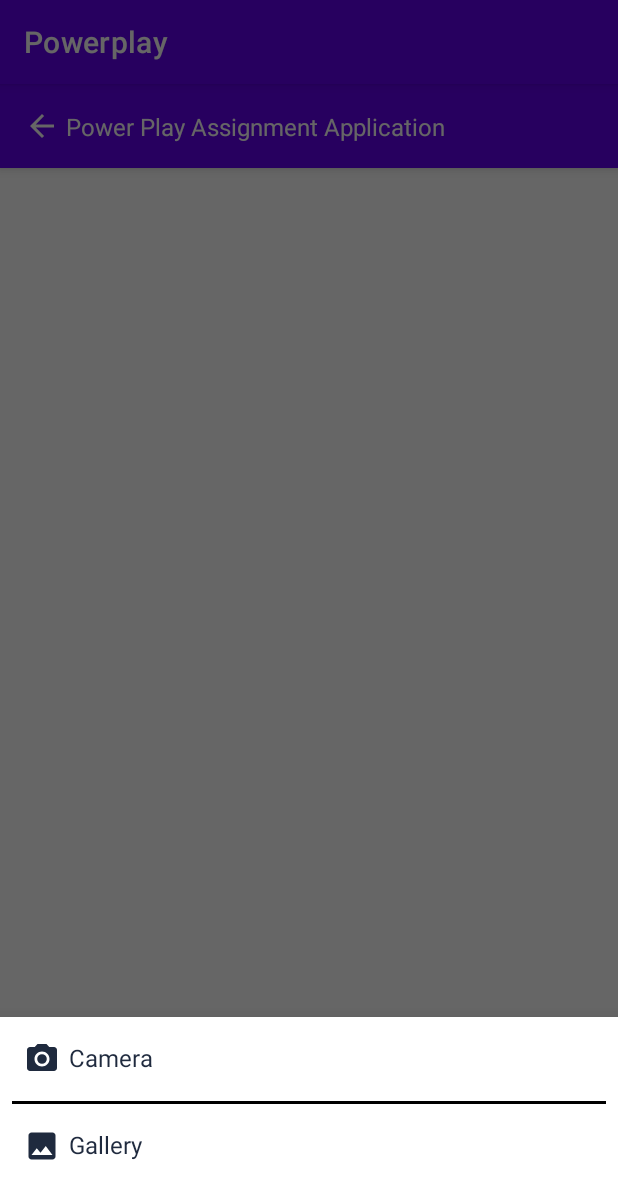
After one commit to rohangz/Powerplay, an Android app: the fragment AddDrawingBottomSheet placed in its activity, on a phone screen of 412 x 824 dp. The commit adds this screen. Shown: the top 1199 px of the screen. Run offline under Robolectric (Android 15) with nearby library versions, the phone set to English and light mode, and no system bars; our stand-ins replace Picasso, data binding; pictures from the network do not load.

Commit message:
Implemented Camera and gallery for capturing images

```diff
--- /dev/null
+++ b/app/src/main/java/com/rinfinity/powerplay/repo/DrawingRepo.kt
@@ -0,0 +1,5 @@
+package com.rinfinity.powerplay.repo
+
+class DrawingRepo: IMainActivityRepo {
+
+}
--- /dev/null
+++ b/app/src/main/java/com/rinfinity/powerplay/repo/IMainActivityRepo.kt
@@ -0,0 +1,4 @@
+package com.rinfinity.powerplay.repo
+
+interface IMainActivityRepo {
+}
--- a/app/src/main/java/com/rinfinity/powerplay/utils/AppConstants.kt
+++ b/app/src/main/java/com/rinfinity/powerplay/utils/AppConstants.kt
@@ -1,3 +1,9 @@
 package com.rinfinity.powerplay.utils
 
 const val CONST_APP_BASE_URL = "https://www.powerplay.com"
+
+class Extensions {
+    companion object {
+        const val PNG = ".png"
+    }
+}
--- /dev/null
+++ b/app/src/main/java/com/rinfinity/powerplay/view/AddDrawingBottomSheet.kt
@@ -0,0 +1,43 @@
+package com.rinfinity.powerplay.view
+
+import android.os.Bundle
+import android.view.LayoutInflater
+import android.view.View
+import android.view.ViewGroup
+import com.google.android.material.bottomsheet.BottomSheetDialogFragment
+import com.rinfinity.powerplay.databinding.AppBottomsheetAddDrawingBinding
+
+class AddDrawingBottomSheet : BottomSheetDialogFragment() {
+
+    private lateinit var mBinding: AppBottomsheetAddDrawingBinding
+    override fun onCreateView(
+        inflater: LayoutInflater,
+        container: ViewGroup?,
+        savedInstanceState: Bundle?
+    ): View? {
+        mBinding = AppBottomsheetAddDrawingBinding.inflate(inflater, container, false)
+        return mBinding.root
+    }
+
+
+    override fun onViewCreated(view: View, savedInstanceState: Bundle?) {
+        super.onViewCreated(view, savedInstanceState)
+        val activity = requireActivity()
+        if (activity is IAddDrawingBottomSheetClickListener) {
+            mBinding.appCamera.setOnClickListener {
+                activity.onCameraClick()
+                dismiss()
+            }
+            mBinding.appGallery.setOnClickListener {
+                activity.onGalleryClick()
+                dismiss()
+            }
+        }
+    }
+
+    interface IAddDrawingBottomSheetClickListener {
+
+        fun onCameraClick()
+        fun onGalleryClick()
+    }
+}
--- a/app/src/main/java/com/rinfinity/powerplay/view/MainActivity.kt
+++ b/app/src/main/java/com/rinfinity/powerplay/view/MainActivity.kt
@@ -1,12 +1,145 @@
 package com.rinfinity.powerplay.view
 
+import android.annotation.SuppressLint
+import android.app.Activity
+import android.content.Intent
+import android.content.pm.PackageManager
+import android.net.Uri
+import android.os.Bundle
+import android.provider.MediaStore
+import androidx.appcompat.app.AlertDialog
 import androidx.appcompat.app.AppCompatActivity
-import android.os.Bundle
+import androidx.core.app.ActivityCompat
+import androidx.core.content.FileProvider
+import androidx.databinding.DataBindingUtil
+import androidx.lifecycle.Observer
+import androidx.lifecycle.ViewModelProvider
 import com.rinfinity.powerplay.R
+import com.rinfinity.powerplay.databinding.ActivityMainBinding
+import com.rinfinity.powerplay.repo.DrawingRepo
+import com.rinfinity.powerplay.utils.*
+import com.rinfinity.powerplay.viewmodel.MainActivityViewModel
+import com.squareup.picasso.Picasso
 
-class MainActivity : AppCompatActivity() {
+
+private const val CONST_RQST_CAMERA_PERMISSIONS = 0
+private const val CONST_CAMERA_PICK_IMAGE = 1
+private const val CONST_GALLERY_PICK_IMAGE = 2
+
+class MainActivity : AppCompatActivity(),
+    AddDrawingBottomSheet.IAddDrawingBottomSheetClickListener {
+    private val mAddDrawingBottomSheetTag = "AddDrawingBottomSheet"
+    private lateinit var mViewModel: MainActivityViewModel
+    private lateinit var mBinding: ActivityMainBinding
+    private var mSelectedImageURI: Uri? = null
+
+
+    override fun onActivityResult(requestCode: Int, resultCode: Int, data: Intent?) {
+        super.onActivityResult(requestCode, resultCode, data)
+        when (requestCode) {
+            CONST_CAMERA_PICK_IMAGE -> onCameraResult(resultCode, data)
+            CONST_GALLERY_PICK_IMAGE -> onGalleryResult(resultCode, data)
+        }
+    }
+
+    private fun onCameraResult(resultCode: Int, data: Intent?) {
+        if (resultCode == Activity.RESULT_OK && mSelectedImageURI!=null) {
+            Picasso.get().load(mSelectedImageURI!!).fit().into(mBinding.appTestImage)
+        }
+    }
+
+    private fun onGalleryResult(resultCode: Int, data: Intent?) {
+        if (resultCode == Activity.RESULT_OK && data != null && data.data!=null) {
+            Picasso.get().load(data.data!!).fit().into(mBinding.appTestImage)
+        }
+    }
+
+
+    override fun onRequestPermissionsResult(
+        requestCode: Int,
+        permissions: Array<out String>,
+        grantResults: IntArray
+    ) {
+        super.onRequestPermissionsResult(requestCode, permissions, grantResults)
+        when (requestCode) {
+            CONST_RQST_CAMERA_PERMISSIONS -> onRequestCameraPermissions(permissions, grantResults)
+        }
+    }
+
+    private fun onRequestCameraPermissions(
+        permissions: Array<out String>,
+        grantResults: IntArray
+    ) {
+        for (i in grantResults) {
+            if (i != PackageManager.PERMISSION_GRANTED) {
+                AlertDialog.Builder(this)
+                    .setTitle(getString(R.string.app_all_permissions_are_necessary))
+                    .setMessage(getString(R.string.app_one_or_more_permissions_denied))
+                    .setPositiveButton("OK") { _, _ ->
+                        moveToAppSettings(this)
+                    }
+                    .create()
+                    .show()
+                return
+            }
+        }
+        onCameraClick()
+    }
+
     override fun onCreate(savedInstanceState: Bundle?) {
         super.onCreate(savedInstanceState)
-        setContentView(R.layout.activity_main)
+        mBinding = DataBindingUtil.setContentView(this, R.layout.activity_main)
+        mViewModel = ViewModelProvider(
+            this,
+            MainActivityViewModel.MainActivityViewModelFactory(application, DrawingRepo())
+        ).get(MainActivityViewModel::class.java)
+        setOnClickListeners()
+        initObservers()
+    }
+
+
+    @SuppressLint("SimpleDateFormat")
+    private fun setOnClickListeners() {
+        mBinding.appFab.setOnClickListener {
+            AddDrawingBottomSheet().show(supportFragmentManager, mAddDrawingBottomSheetTag)
+        }
+    }
+
+    private fun initObservers() {
+        mViewModel.drawingModelList.observe(this, Observer {
+
+        })
+    }
+
+    override fun onCameraClick() {
+        if (isCameraPermissionAllowed(this)) {
+            startCamera()
+        } else {
+            ActivityCompat.requestPermissions(
+                this,
+                CAMERA_PERMISSION_ARRAY,
+                CONST_RQST_CAMERA_PERMISSIONS
+            )
+        }
+    }
+
+    private fun startCamera() {
+        val intent = Intent(MediaStore.ACTION_IMAGE_CAPTURE)
+        val photoFile = createUniqueFile(this, Extensions.PNG)
+        photoFile?.let {
+            mSelectedImageURI =
+                FileProvider.getUriForFile(this, "com.rinfinity.powerplay.provider", photoFile)
+            intent.addFlags(Intent.FLAG_GRANT_READ_URI_PERMISSION)
+            intent.addFlags(Intent.FLAG_GRANT_WRITE_URI_PERMISSION)
+            intent.putExtra(MediaStore.EXTRA_OUTPUT, mSelectedImageURI)
+            startActivityForResult(intent, CONST_CAMERA_PICK_IMAGE)
+        }
+
+    }
+
+    override fun onGalleryClick() {
+        val contentSelectionIntent = Intent(Intent.ACTION_GET_CONTENT)
+        contentSelectionIntent.type = "image/*"
+        startActivityForResult(contentSelectionIntent, CONST_GALLERY_PICK_IMAGE)
     }
 }
--- /dev/null
+++ b/app/src/main/java/com/rinfinity/powerplay/viewmodel/MainActivityViewModel.kt
@@ -0,0 +1,37 @@
+package com.rinfinity.powerplay.viewmodel
+
+import android.app.Application
+import androidx.lifecycle.*
+import com.rinfinity.powerplay.model.DrawingListItemModel
+import com.rinfinity.powerplay.repo.IMainActivityRepo
+import java.lang.Exception
+
+class MainActivityViewModel(app: Application, repo: IMainActivityRepo) : AndroidViewModel(app) {
+
+    private val mDrawingModelList = MutableLiveData<List<DrawingListItemModel>>()
+    val drawingModelList: LiveData<List<DrawingListItemModel>>
+        get() = mDrawingModelList
+
+
+
+    class MainActivityViewModelFactory(
+        private val app: Application,
+        private val repo: IMainActivityRepo
+    ) :
+        ViewModelProvider.AndroidViewModelFactory(app) {
+
+
+        override fun <T : ViewModel?> create(modelClass: Class<T>): T {
+            if (AndroidViewModel::class.java.isAssignableFrom(modelClass)) {
+                return when (modelClass) {
+                     MainActivityViewModel::class.java -> MainActivityViewModel(
+                        app,
+                        repo
+                    ) as T
+                    else -> throw Exception("Unable to Instantiate View model ${modelClass.simpleName}")
+                }
+            }
+            return super.create(modelClass)
+        }
+    }
+}
--- /dev/null
+++ b/app/src/main/res/drawable/app_ic_camera.xml
@@ -0,0 +1,6 @@
+<vector android:height="24dp" android:tint="#1F2A3E"
+    android:viewportHeight="24" android:viewportWidth="24"
+    android:width="24dp" xmlns:android="http://schemas.android.com/apk/res/android">
+    <path android:fillColor="@android:color/white" android:pathData="M12,12m-3.2,0a3.2,3.2 0,1 1,6.4 0a3.2,3.2 0,1 1,-6.4 0"/>
+    <path android:fillColor="@android:color/white" android:pathData="M9,2L7.17,4L4,4c-1.1,0 -2,0.9 -2,2v12c0,1.1 0.9,2 2,2h16c1.1,0 2,-0.9 2,-2L22,6c0,-1.1 -0.9,-2 -2,-2h-3.17L15,2L9,2zM12,17c-2.76,0 -5,-2.24 -5,-5s2.24,-5 5,-5 5,2.24 5,5 -2.24,5 -5,5z"/>
+</vector>
--- /dev/null
+++ b/app/src/main/res/drawable/app_ic_gallery.xml
@@ -0,0 +1,5 @@
+<vector android:height="24dp" android:tint="#1F2A3E"
+    android:viewportHeight="24" android:viewportWidth="24"
+    android:width="24dp" xmlns:android="http://schemas.android.com/apk/res/android">
+    <path android:fillColor="@android:color/white" android:pathData="M21,19V5c0,-1.1 -0.9,-2 -2,-2H5c-1.1,0 -2,0.9 -2,2v14c0,1.1 0.9,2 2,2h14c1.1,0 2,-0.9 2,-2zM8.5,13.5l2.5,3.01L14.5,12l4.5,6H5l3.5,-4.5z"/>
+</vector>
--- /dev/null
+++ b/app/src/main/res/drawable/app_top_rounded_corners_white.xml
@@ -0,0 +1,7 @@
+<?xml version="1.0" encoding="utf-8"?>
+<shape xmlns:android="http://schemas.android.com/apk/res/android">
+    <solid android:color="@color/white" />
+    <corners
+        android:topLeftRadius="24dp"
+        android:topRightRadius="24dp" />
+</shape>
--- a/app/src/main/res/layout/activity_main.xml
+++ b/app/src/main/res/layout/activity_main.xml
@@ -3,9 +3,12 @@
     xmlns:tools="http://schemas.android.com/tools"
     xmlns:app="http://schemas.android.com/apk/res-auto">
 
+
     <androidx.coordinatorlayout.widget.CoordinatorLayout
         android:layout_width="match_parent"
-        android:layout_height="match_parent">
+        android:layout_height="match_parent"
+        android:orientation="vertical"
+        >
 
 
         <com.google.android.material.appbar.AppBarLayout
@@ -14,12 +17,16 @@
             android:layout_height="wrap_content">
 
 
+
+
             <androidx.constraintlayout.widget.ConstraintLayout
                 android:id="@+id/app_sub_toolbar"
                 android:layout_width="match_parent"
                 android:layout_height="wrap_content"
                 app:layout_scrollFlags="scroll|enterAlways|snap"
                 >
+
+
                 <ImageView
                     android:id="@+id/app_back"
                     android:layout_width="wrap_content"
@@ -58,6 +65,7 @@
         </com.google.android.material.appbar.AppBarLayout>
 
         <com.google.android.material.floatingactionbutton.ExtendedFloatingActionButton
+            android:id="@+id/app_fab"
             android:layout_width="wrap_content"
             android:layout_height="wrap_content"
             android:layout_gravity="bottom|end"
@@ -66,6 +74,27 @@
             app:icon="@drawable/app_ic_add"
             app:iconTint="@color/white" />
 
+        <ImageView
+            android:id="@+id/app_test_image"
+            android:layout_width="match_parent"
+            android:layout_height="match_parent"
+            app:layout_behavior="@string/appbar_scrolling_view_behavior"
+            />
+
+
+        <androidx.recyclerview.widget.RecyclerView
+            android:id="@+id/app_list"
+            android:layout_width="match_parent"
+            android:layout_height="match_parent"
+            android:visibility="gone"
+            app:layout_behavior="@string/appbar_scrolling_view_behavior"
+            />
+
+
+
+
+
+
 
     </androidx.coordinatorlayout.widget.CoordinatorLayout>
 </layout>
--- /dev/null
+++ b/app/src/main/res/layout/app_bottomsheet_add_drawing.xml
@@ -0,0 +1,67 @@
+<?xml version="1.0" encoding="utf-8"?>
+<layout>
+
+    <androidx.constraintlayout.widget.ConstraintLayout xmlns:android="http://schemas.android.com/apk/res/android"
+        xmlns:app="http://schemas.android.com/apk/res-auto"
+        android:layout_width="match_parent"
+        android:layout_height="wrap_content"
+        android:background="@drawable/app_top_rounded_corners_white"
+        android:paddingBottom="32dp"
+        android:orientation="vertical">
+
+
+        <TextView
+            android:id="@+id/app_camera"
+            android:layout_width="match_parent"
+            android:layout_height="wrap_content"
+            android:layout_marginStart="16dp"
+            android:layout_marginTop="16dp"
+            android:layout_marginEnd="16dp"
+            android:drawablePadding="6dp"
+            android:textColor="#1F2A3E"
+            android:text="@string/app_camera"
+            android:textSize="16sp"
+            android:background="?attr/selectableItemBackgroundBorderless"
+            android:clickable="true"
+            app:drawableStartCompat="@drawable/app_ic_camera"
+            app:layout_constraintEnd_toEndOf="parent"
+            app:layout_constraintStart_toStartOf="parent"
+            app:layout_constraintTop_toTopOf="parent" />
+
+
+        <View
+            android:id="@+id/app_divider"
+            android:layout_width="match_parent"
+            android:layout_height="2dp"
+            android:layout_marginStart="8dp"
+            android:layout_marginTop="16dp"
+            android:layout_marginEnd="8dp"
+            android:background="@color/black"
+            app:layout_constraintEnd_toEndOf="parent"
+            app:layout_constraintStart_toStartOf="parent"
+            app:layout_constraintTop_toBottomOf="@id/app_camera" />
+
+
+        <TextView
+            android:id="@+id/app_gallery"
+            android:layout_width="match_parent"
+            android:layout_height="wrap_content"
+            android:layout_marginStart="16dp"
+            android:layout_marginTop="16dp"
+            android:layout_marginEnd="16dp"
+            android:layout_marginBottom="16dp"
+            android:drawablePadding="6dp"
+            android:textColor="#1F2A3E"
+            android:text="@string/app_gallery"
+            android:textSize="16sp"
+            android:background="?attr/selectableItemBackgroundBorderless"
+            android:clickable="true"
+            app:drawableStartCompat="@drawable/app_ic_gallery"
+            app:layout_constraintBottom_toBottomOf="parent"
+            app:layout_constraintEnd_toEndOf="parent"
+            app:layout_constraintStart_toStartOf="parent"
+            app:layout_constraintTop_toBottomOf="@id/app_divider" />
+
+
+    </androidx.constraintlayout.widget.ConstraintLayout>
+</layout>
--- a/app/src/main/res/values/strings.xml
+++ b/app/src/main/res/values/strings.xml
@@ -1,4 +1,8 @@
 <resources>
     <string name="app_name">Powerplay</string>
     <string name="app_power_play_assignment_application">Power Play Assignment Application</string>
+    <string name="app_camera">Camera</string>
+    <string name="app_gallery">Gallery</string>
+    <string name="app_all_permissions_are_necessary">All permissions are necessary</string>
+    <string name="app_one_or_more_permissions_denied">Cannot proceed as one or more permission(s) is denied. Go app settings for allowing permission(s).</string>
 </resources>
--- /dev/null
+++ b/app/src/main/res/xml/folders_path.xml
@@ -0,0 +1,6 @@
+<?xml version="1.0" encoding="utf-8"?>
+<paths>
+    <external-path
+        name="external_files"
+        path="." />
+</paths>
```
Also changed, not shown: app/src/main/AndroidManifest.xml (+17 -0 lines), app/src/main/java/com/rinfinity/powerplay/adapter/DrawingListAdapter.kt (added, +26 -0 lines), app/src/main/java/com/rinfinity/powerplay/adapter/viewholder/BaseViewHolder.kt (added, +10 -0 lines), app/src/main/java/com/rinfinity/powerplay/model/DrawingModels.kt (added, +7 -0 lines), app/src/main/java/com/rinfinity/powerplay/utils/AppUtils.kt (added, +39 -0 lines), app/src/main/java/com/rinfinity/powerplay/utils/PermissionUtility.kt (added, +28 -0 lines).
